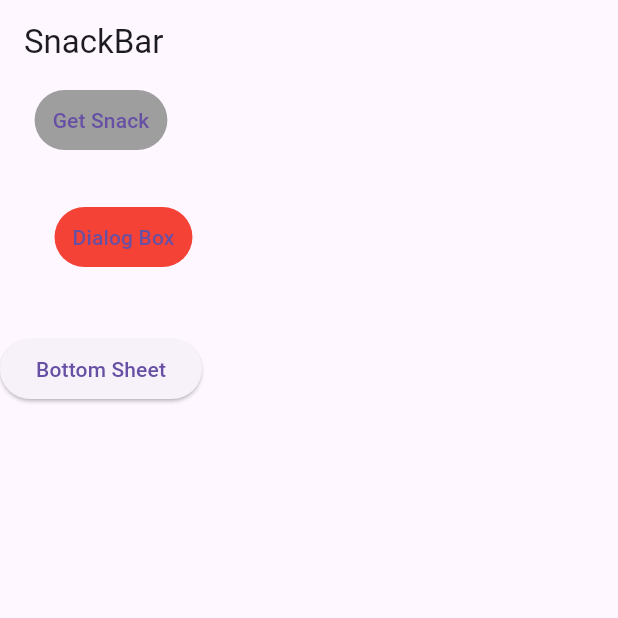
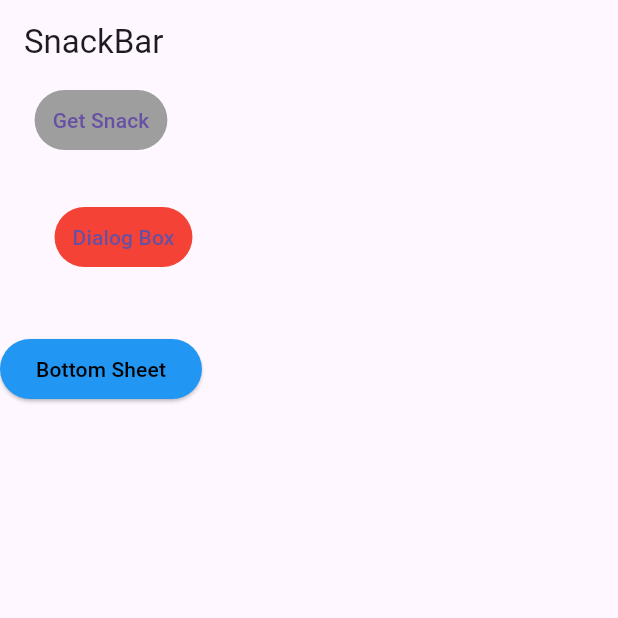
Before and after one commit to sathyayadav0096/secondjob, a Flutter app: the screen it shows after launch, on a phone screen of 412 x 824 dp, the top half of it. Run offline on Flutter 3.47's test engine with Material 3 defaults, Android fonts, the phone set to English and light mode, and no system bars; our stand-ins replace dotted_line, get, google_maps_flutter, image_picker; missing offline and left inert: razorpay_flutter.

Commit message:
snackbar name changes

```diff
--- a/lib/snackbar_dialogbox_bottomsheet/snackbar_dialogbox.dart
+++ b/lib/snackbar_dialogbox_bottomsheet/snackbar_dialogbox_bottomshee.dart
@@ -2,14 +2,14 @@ import 'package:flutter/material.dart';
 import 'package:get/get.dart';
 import 'package:untitled/multi_provider/multi_provider.dart';
 
-class BarSnack extends StatefulWidget {
-  const BarSnack({super.key});
+class SnackBottomDialogBox extends StatefulWidget {
+  const SnackBottomDialogBox({super.key});
 
   @override
-  State<BarSnack> createState() => _BarSnackState();
+  State<SnackBottomDialogBox> createState() => _SnackBottomDialogBoxState();
 }
 
-class _BarSnackState extends State<BarSnack> {
+class _SnackBottomDialogBoxState extends State<SnackBottomDialogBox> {
   @override
   Widget build(BuildContext context) {
     return Scaffold(
@@ -35,31 +35,40 @@ class _BarSnackState extends State<BarSnack> {
                 style: TextButton.styleFrom(backgroundColor: Colors.red),
                 onPressed: () {
                   Get.defaultDialog(
-                      cancel: Text('No'),
+                      cancel: const Text('No'),
                       onCancel: () {
                         Get.back();
                       },
-                      confirm: Text('Confirm'),
+                      confirm: const Text('Confirm'),
                       onConfirm: () {
-                        Get.to(PrCla());
+                        Get.to(const PrCla());
                       },
                       title: 'Are Sure!',
                       middleText: 'Please Select Stay or Exit');
                 },
                 child: const Text('Dialog Box')),
           ),
-          SizedBox(height: 40),
+          const SizedBox(height: 40),
           ElevatedButton(
+              style: TextButton.styleFrom(backgroundColor: Colors.blue),
               onPressed: () {
                 Get.bottomSheet(
                   Container(
-                    height: Get.height *0.1,
-                      width: Get.width *0.8,
-                      color: Colors.white,
-                      child: Center(child: const Text('Welcome Bottom Sheet'))),
+                    height: Get.height * 0.2,
+                    width: double.infinity,
+                    child: const Text(
+                        'Hello guys this is not correct way to use this course'),
+                  ),
+                  shape: RoundedRectangleBorder(
+                      //this line helps to remove the bottomsheet radious
+                      borderRadius: BorderRadius.circular(0)),
+                  backgroundColor: Colors.white,
                 );
               },
-              child: const Text('Bottom Sheet'))
+              child: const Text(
+                'Bottom Sheet',
+                style: TextStyle(color: Colors.black),
+              ))
         ],
       ),
     );
--- a/pubspec.yaml
+++ b/pubspec.yaml
@@ -11,10 +11,10 @@ dependencies:
 
   cupertino_icons: ^1.0.2
   http: ^1.1.2
-  provider:
   get: ^4.6.6
   firebase_auth: any
   firebase_core: any
+  provider: any
 
 dev_dependencies:
   flutter_test:
@@ -22,7 +22,7 @@ dev_dependencies:
   dotted_line: ^3.2.2
   image_picker:
   google_maps_flutter: ^2.0.10
-  razorpay_flutter: ^1.3.6
+  razorpay_flutter: any
 
 
 
```
Also changed, not shown: lib/main.dart (+5 -4 lines), lib/extra.dart (added).
